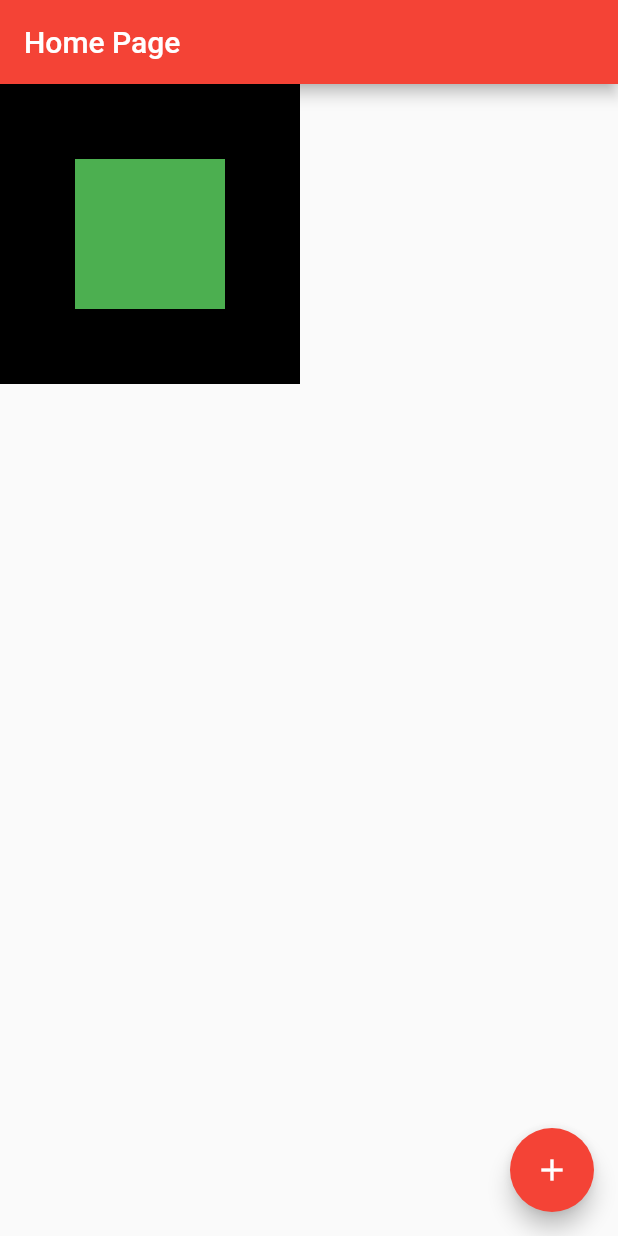
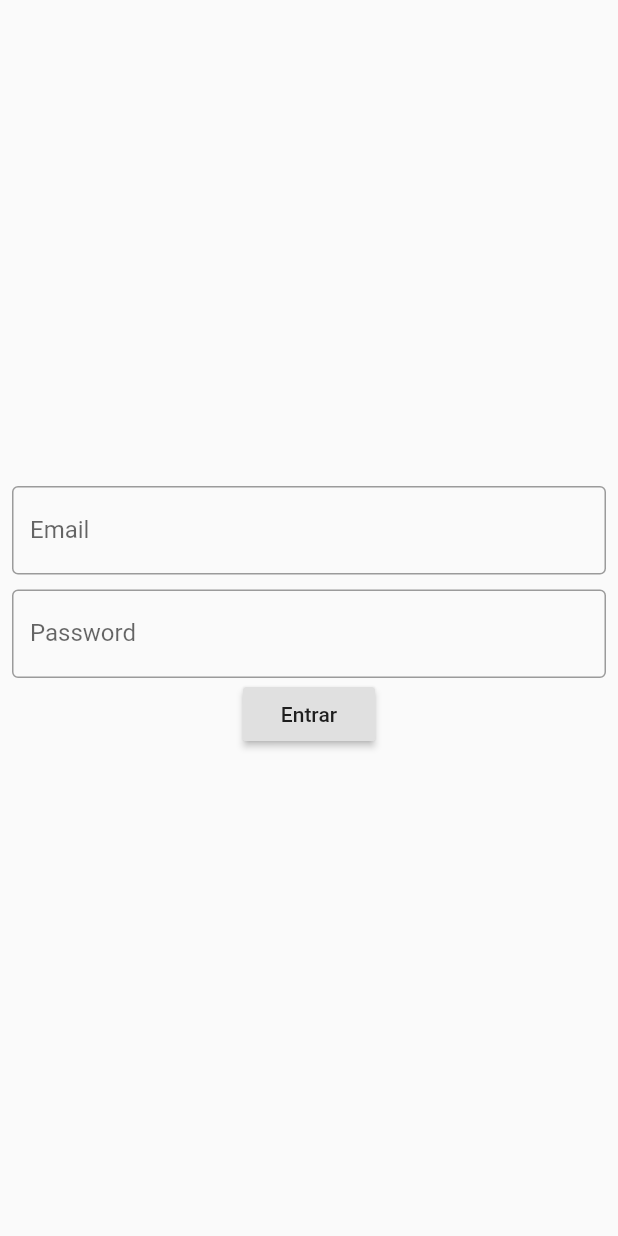
Before and after one commit to MatheusF-10/Flutter-first-job-, a Flutter app: the screen it shows after launch, on a phone screen of 412 x 824 dp. Run offline on Flutter 3.47's test engine with Material 2 defaults, Android fonts, the phone set to English and light mode, and no system bars.

Commit message:
Second commit, adding new code, related to routes, state management, columns, rows and spacing containers

```diff
--- /dev/null
+++ b/lib/app_controller.dart
@@ -0,0 +1,11 @@
+import 'package:flutter/cupertino.dart';
+
+class AppController extends ChangeNotifier{
+  static AppController instance = AppController();
+
+  bool isDartTheme = false;
+  changeTheme(){
+    isDartTheme = !isDartTheme;
+    notifyListeners();
+  }
+}
--- a/lib/app_widget.dart
+++ b/lib/app_widget.dart
@@ -1,15 +1,31 @@
 import 'package:flutter/material.dart';
+import 'package:ola_mundo/app_controller.dart';
 
 import 'home_page.dart';
+import 'login_page.dart';
 //Este eu utilizo quando vou criar páginas estáticas
 class AppWidget extends StatelessWidget{
   @override
   Widget build(BuildContext context) {
-    return MaterialApp(
-      theme: ThemeData(
-        primarySwatch: Colors.red
-      ),
-      home: HomePage(),
-      );
+    return AnimatedBuilder(
+      animation: AppController.instance,
+      builder: ((context, child) {
+        return  MaterialApp(
+          theme: ThemeData(
+            primarySwatch: Colors.red,
+            brightness: AppController.instance.isDartTheme
+            //Se isDartTheme for true ele recebe o tema dark
+            ? Brightness.dark
+            //Se não, recebe o tema light
+            : Brightness.light
+          ),
+          initialRoute: '/',
+          routes: {
+            '/': (context) => LoginPage(),
+            '/home': (context) => HomePage(),
+          },
+          );
+          })
+    );
     }
   }
--- /dev/null
+++ b/lib/login_page.dart
@@ -0,0 +1,70 @@
+// ignore_for_file: deprecated_member_use
+
+import 'package:flutter/material.dart';
+import 'package:ola_mundo/home_page.dart';
+
+class LoginPage extends StatefulWidget {
+  const LoginPage({ Key? key }) : super(key: key);
+
+  @override
+  State<LoginPage> createState() => _LoginPageState();
+}
+
+class _LoginPageState extends State<LoginPage> {
+
+  String email = "";
+  String password = "";
+
+  @override
+  Widget build(BuildContext context) {
+    return Scaffold(
+      body: SingleChildScrollView(
+        child: SizedBox(
+          width: MediaQuery.of(context).size.width,
+          height: MediaQuery.of(context).size.height,
+          child: Padding(
+            padding: const EdgeInsets.all(8.0),
+            child: Column(
+              mainAxisAlignment: MainAxisAlignment.center,
+              children: [
+                TextField(
+                  onChanged: (text){
+                    email = text;
+                  },
+                  keyboardType: TextInputType.emailAddress,
+                  decoration: InputDecoration(
+                    labelText: 'Email',
+                    border: OutlineInputBorder(),
+                  ),
+                ),
+                SizedBox(
+                  height: 10,
+                ),
+                TextField(
+                  onChanged: (text){
+                    password = text;
+                  },
+                  obscureText: true,
+                  decoration: InputDecoration(
+                    labelText: 'Password',
+                    border: OutlineInputBorder(),
+                  ),
+                ),
+                RaisedButton(
+                  onPressed: (){
+                    if(email=='matheus@email.com' && password=='123'){
+                      Navigator.of(context).pushReplacementNamed('/home');
+                    }else{
+                      print('login inválido');
+                    }
+                  },
+                  child: Text('Entrar'),
+                )
+              ],
+            ),
+          ),
+        ),
+      ),
+    );
+  }
+}
```
Also changed, not shown: lib/home_page.dart (+62 -10 lines).
